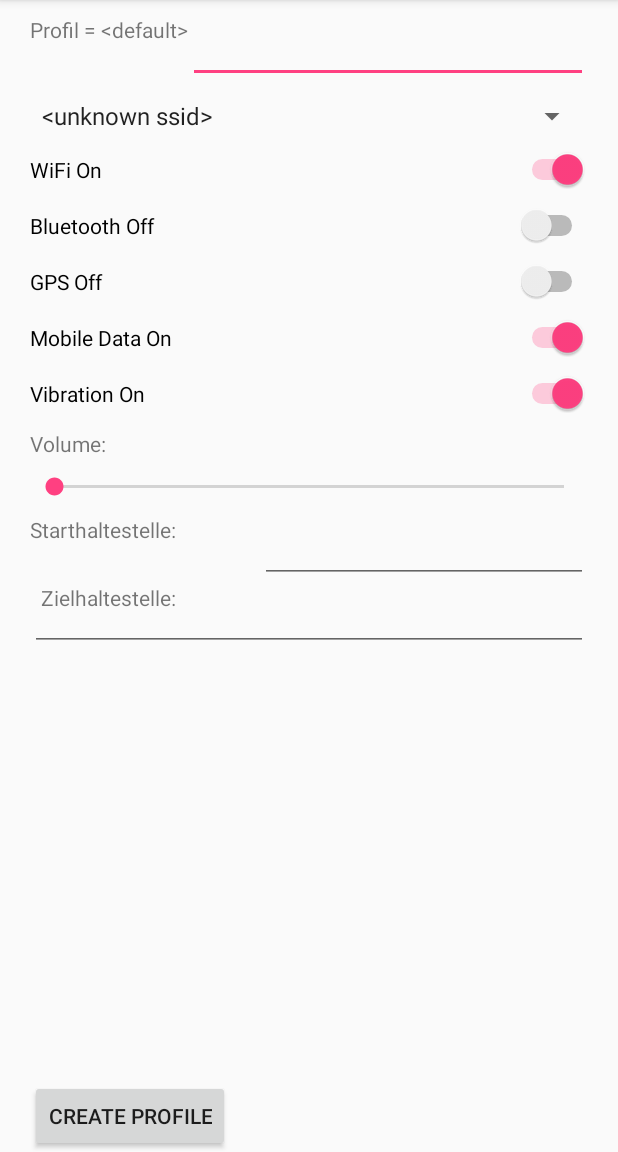
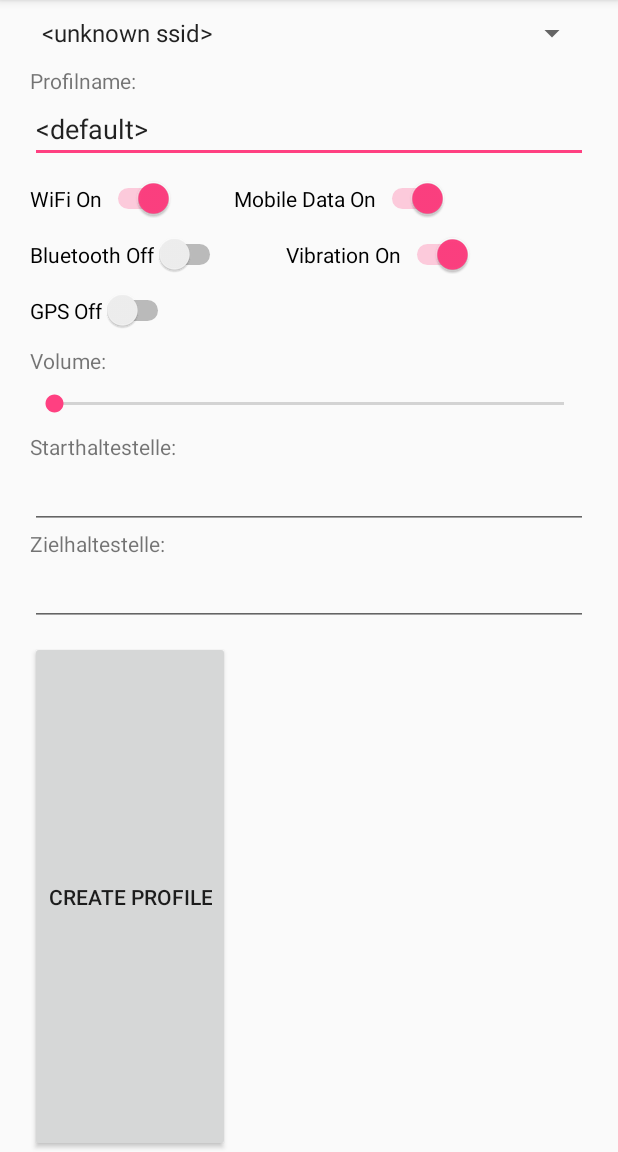
Before and after one commit to trickrig/SRHApp, an Android app: the fragment SettingsTab shown on its own in the app's theme, on a phone screen of 412 x 824 dp, the part 84-1236 px from its top. Run offline under Robolectric (Android 15) with nearby library versions, the phone set to English and light mode, and no system bars.

Commit message:
ui update, only button and switches need to be aligned

```diff
--- a/app/src/main/java/de/srh/srha/tabs/SettingsTab.java
+++ b/app/src/main/java/de/srh/srha/tabs/SettingsTab.java
@@ -230,6 +230,7 @@ public class SettingsTab extends Fragment implements AdapterView.OnItemSelectedL
         vibrationSwitch.setOnCheckedChangeListener(new CompoundButton.OnCheckedChangeListener() {
             @Override
             public void onCheckedChanged(CompoundButton buttonView, boolean isChecked) {
+                int temp = 0;
                 settings.setVibrateOn(isChecked);
                 //TODO: if checked, volume seekbar invisible
                 if (settings.isVibrateOn())
@@ -317,7 +318,7 @@ public class SettingsTab extends Fragment implements AdapterView.OnItemSelectedL
 
         volumeSeekBar.setProgress(settings.getRingVolume());
 
-        profilNameTextView.setText("Profil = " + profile.getProfileName());
+        profilName.setText(profile.getProfileName(), TextView.BufferType.EDITABLE);
     }
 
     public void fillConfiguredNetworksSpinner() {
@@ -348,15 +349,16 @@ public class SettingsTab extends Fragment implements AdapterView.OnItemSelectedL
     @Override
     public void onItemSelected(AdapterView<?> parent, View view, int pos, long id) {
         selectedSpinnerItem = parent.getItemAtPosition(pos).toString();
-        Toast.makeText(getActivity(), selectedSpinnerItem,Toast.LENGTH_SHORT).show();
-
         Profile p = manager.getProfileBySsid(selectedSpinnerItem);
         if (p == null){
-            Toast.makeText(getActivity(), "profile not known", Toast.LENGTH_SHORT).show();
+            Toast.makeText(getActivity(), "No Profile for " + selectedSpinnerItem, Toast.LENGTH_SHORT).show();
             profile = manager.getCurrentProfile();
+            createProfilButton.setText("Create Profile");
+
         } else {
-            Toast.makeText(getActivity(), "profile known", Toast.LENGTH_SHORT).show();
+            Toast.makeText(getActivity(), "Loaded Profile: " + profile.getProfileName(), Toast.LENGTH_SHORT).show();
             profile = p;
+            createProfilButton.setText("Update Profile");
         }
         settings = profile.settingsManager.getSettings();
 
--- a/app/src/main/res/layout/settingstab_layout.xml
+++ b/app/src/main/res/layout/settingstab_layout.xml
@@ -2,44 +2,44 @@
 <RelativeLayout xmlns:android="http://schemas.android.com/apk/res/android"
     android:orientation="vertical" android:layout_width="match_parent"
     android:layout_height="match_parent">
+
+    <Spinner
+        android:layout_width="match_parent"
+        android:layout_height="wrap_content"
+        android:id="@+id/wifiSpinner"
+        android:layout_marginTop="10dp"
+        android:layout_marginRight="20dp"
+        android:layout_marginLeft="20dp"
+        android:layout_alignParentStart="true"/>
 
     <TextView
         android:layout_width="wrap_content"
         android:layout_height="wrap_content"
         android:id="@+id/profilNameTextView"
         android:text="Profilname: "
-        android:layout_alignParentStart="true"
         android:layout_marginTop="10dp"
-        android:layout_marginLeft="20dp"/>
+        android:layout_marginLeft="20dp"
+        android:layout_below="@+id/wifiSpinner"/>
 
     <EditText
         android:layout_width="match_parent"
         android:layout_height="wrap_content"
         android:id="@+id/profilNameEditText"
-        android:layout_toRightOf="@id/profilNameTextView"
-        android:layout_marginTop="10dp"
-        android:layout_marginRight="20dp"/>
+        android:layout_below="@id/profilNameTextView"
+        android:layout_marginRight="20dp"
+        android:layout_marginLeft="20dp"/>
 
-    <Spinner
-        android:layout_width="match_parent"
+    <Switch
+        android:layout_width="wrap_content"
         android:layout_height="wrap_content"
-        android:layout_below="@id/profilNameEditText"
-        android:id="@+id/wifiSpinner"
+        android:id="@+id/wifiSwitch"
+        android:layout_below="@+id/profilNameEditText"
         android:layout_marginTop="10dp"
         android:layout_marginRight="20dp"
         android:layout_marginLeft="20dp"/>
 
     <Switch
-        android:layout_width="match_parent"
-        android:layout_height="wrap_content"
-        android:id="@+id/wifiSwitch"
-        android:layout_below="@+id/wifiSpinner"
-        android:layout_marginTop="10dp"
-        android:layout_marginRight="20dp"
-        android:layout_marginLeft="20dp"/>
-
-    <Switch
-        android:layout_width="match_parent"
+        android:layout_width="wrap_content"
         android:layout_height="wrap_content"
         android:id="@+id/bluetoothSwitch"
         android:layout_below="@+id/wifiSwitch"
@@ -48,7 +48,7 @@
         android:layout_marginLeft="20dp"/>
 
     <Switch
-        android:layout_width="match_parent"
+        android:layout_width="wrap_content"
         android:layout_height="wrap_content"
         android:id="@+id/gpsSwitch"
         android:layout_below="@id/bluetoothSwitch"
@@ -57,18 +57,20 @@
         android:layout_marginLeft="20dp"/>
 
     <Switch
-        android:layout_width="match_parent"
+        android:layout_width="wrap_content"
         android:layout_height="wrap_content"
         android:id="@+id/mobileSwitch"
-        android:layout_below="@id/gpsSwitch"
+        android:layout_toRightOf="@id/wifiSwitch"
+        android:layout_below="@id/profilNameEditText"
         android:layout_marginTop="10dp"
         android:layout_marginRight="20dp"
         android:layout_marginLeft="20dp"/>
 
     <Switch
-        android:layout_width="match_parent"
+        android:layout_width="wrap_content"
         android:layout_height="wrap_content"
         android:id="@+id/vibrationSwitch"
+        android:layout_toRightOf="@id/bluetoothSwitch"
         android:layout_below="@id/mobileSwitch"
         android:layout_marginTop="10dp"
         android:layout_marginRight="20dp"
@@ -79,7 +81,7 @@
         android:layout_height="wrap_content"
         android:id="@+id/volumeTextView"
         android:text="Volume: "
-        android:layout_below="@id/vibrationSwitch"
+        android:layout_below="@id/gpsSwitch"
         android:layout_marginTop="10dp"
         android:layout_marginRight="20dp"
         android:layout_marginLeft="20dp"/>
@@ -102,38 +104,37 @@
         android:layout_marginTop="10dp"
         android:layout_marginLeft="20dp"/>
 
+    <AutoCompleteTextView
+        android:layout_width="match_parent"
+        android:layout_height="wrap_content"
+        android:id="@+id/starthaltEditText"
+        android:layout_below="@+id/starthaltTextView"
+        android:layout_marginRight="20dp"
+        android:layout_marginLeft="20dp"/>
+
     <TextView
         android:id="@+id/zielhaltTextView"
         android:layout_width="wrap_content"
         android:layout_height="wrap_content"
         android:text="Zielhaltestelle: "
         android:layout_marginLeft="20dp"
-        android:layout_below="@+id/starthaltEditText"
-        android:layout_alignEnd="@+id/starthaltTextView" />
+        android:layout_below="@+id/starthaltEditText" />
+
+    <AutoCompleteTextView
+        android:layout_width="match_parent"
+        android:layout_height="wrap_content"
+        android:id="@+id/zielhaltEditText"
+        android:layout_below="@+id/zielhaltTextView"
+        android:layout_marginRight="20dp"
+        android:layout_marginLeft="20dp"/>
 
     <Button
+        android:layout_below="@+id/zielhaltEditText"
         android:layout_width="wrap_content"
-        android:layout_height="wrap_content"
+        android:layout_height="30dp"
         android:id="@+id/createProfilButton"
-        android:text="Create profile"
-        android:layout_marginRight="20dp"
+        android:layout_marginTop="10dp"
         android:layout_marginLeft="20dp"
-        android:layout_alignParentBottom="true" />
-
-    <AutoCompleteTextView
-        android:layout_width="wrap_content"
-        android:layout_height="wrap_content"
-        android:id="@+id/zielhaltEditText"
-        android:layout_below="@+id/starthaltEditText"
-        android:layout_alignStart="@+id/createProfilButton"
-        android:layout_alignEnd="@+id/volumeSeekBar" />
-
-    <AutoCompleteTextView
-        android:layout_width="wrap_content"
-        android:layout_height="wrap_content"
-        android:id="@+id/starthaltEditText"
-        android:layout_alignTop="@+id/starthaltTextView"
-        android:layout_alignEnd="@+id/volumeSeekBar"
-        android:layout_toEndOf="@+id/createProfilButton" />
+        android:layout_alignParentBottom="true"/>
 
 </RelativeLayout>
```
